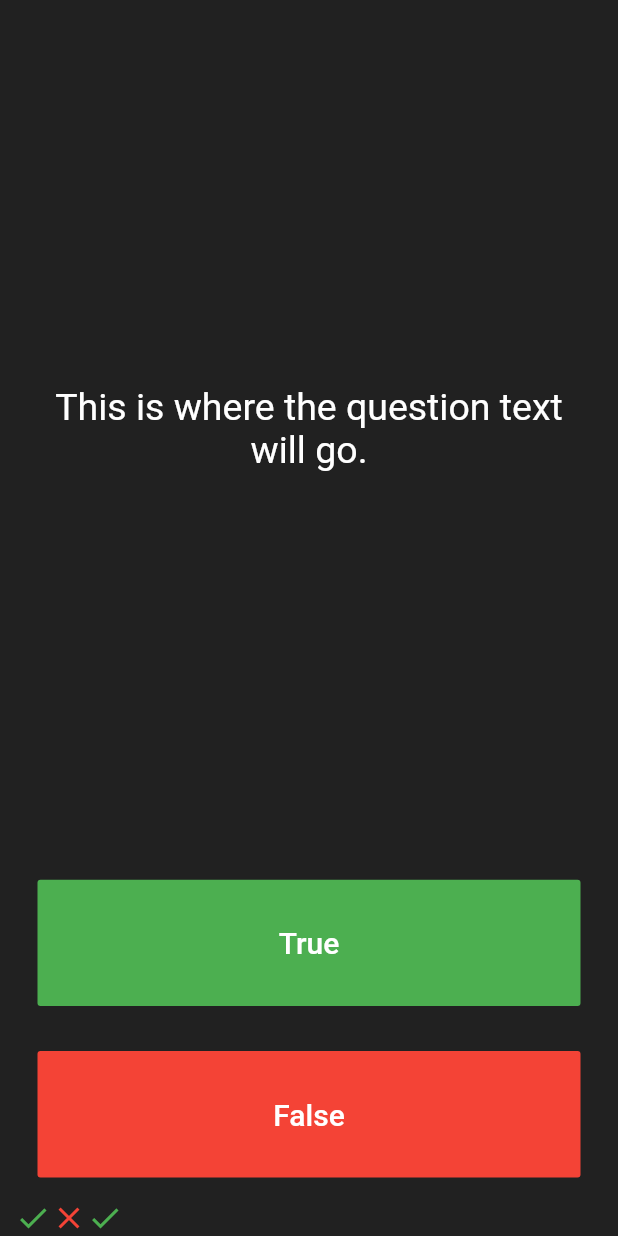
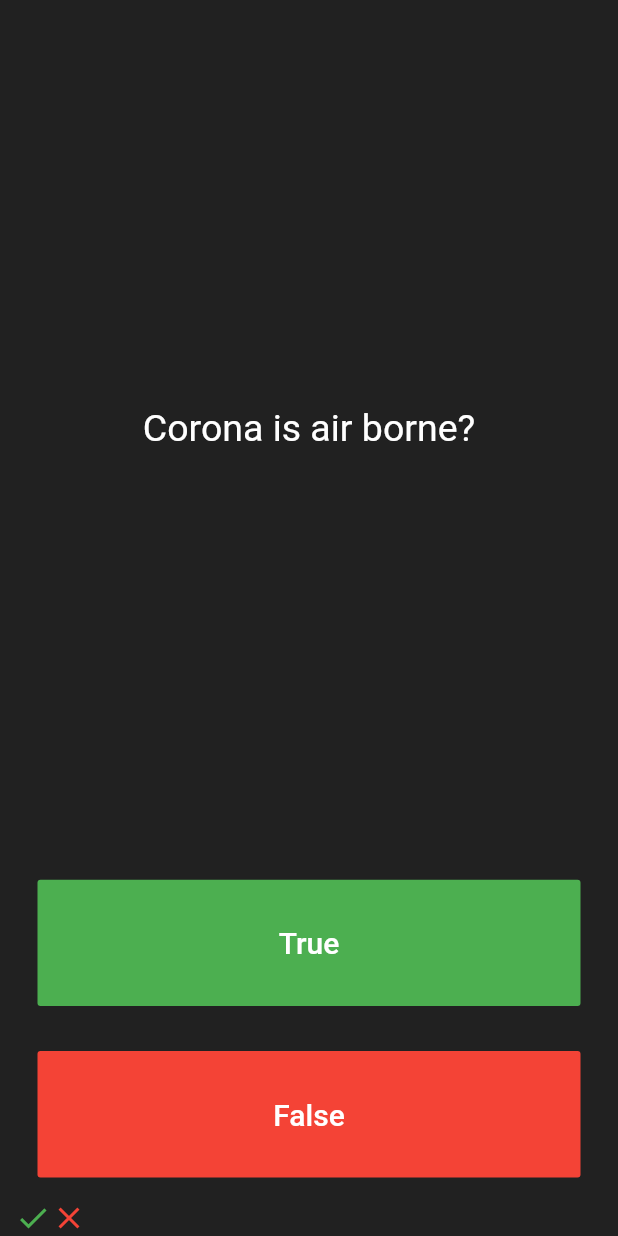
Before and after one commit to nonicalx/quizzerApp, a Flutter app: the screen it shows after launch, after a tap on "True", after a tap on "False", on a phone screen of 412 x 824 dp. Run offline on Flutter 3.47's test engine with Material 2 defaults, Android fonts, the phone set to English and light mode, and no system bars.

Commit message:
moveToNextQuestion function added

```diff
--- a/lib/main.dart
+++ b/lib/main.dart
@@ -25,10 +25,30 @@ class QuizPage extends StatefulWidget {
 }
 
 class _QuizPageState extends State<QuizPage> {
-  List<Widget> scoreMarker = [
-    Icon(Icons.check, color: Colors.green),
-    Icon(Icons.close, color: Colors.red)
+  List<Widget> scoreMarker = [];
+
+  List questions = [
+    {"question": "Corona is real?", "answer": true},
+    {
+      "question": "Corona virus attacks the respiratory system?",
+      "answer": true
+    },
+    {"question": "Corona is air borne?", "answer": false},
+    {"question": "Corona can be gotten by touch?", "answer": true},
   ];
+
+  int qNum = 0;
+
+  void moveToNextQuestion() {
+    print(questions.length);
+    if (qNum < questions.length - 1) {
+      ++qNum;
+      print('q' + '$qNum');
+    } else {
+      qNum = questions.length - 1;
+    }
+  }
+
   @override
   Widget build(BuildContext context) {
     return Column(
@@ -41,7 +61,7 @@ class _QuizPageState extends State<QuizPage> {
             padding: EdgeInsets.all(10.0),
             child: Center(
               child: Text(
-                'This is where the question text will go.',
+                questions[qNum]['question'],
                 textAlign: TextAlign.center,
                 style: TextStyle(
                   fontSize: 25.0,
@@ -66,6 +86,7 @@ class _QuizPageState extends State<QuizPage> {
               ),
               onPressed: () {
                 setState(() {
+                  moveToNextQuestion();
                   scoreMarker.add(Icon(
                     Icons.check,
                     color: Colors.green,
@@ -88,7 +109,13 @@ class _QuizPageState extends State<QuizPage> {
                 ),
               ),
               onPressed: () {
-                //The user picked false.
+                setState(() {
+                  moveToNextQuestion();
+                  scoreMarker.add(Icon(
+                    Icons.close,
+                    color: Colors.red,
+                  ));
+                });
               },
             ),
           ),
```
